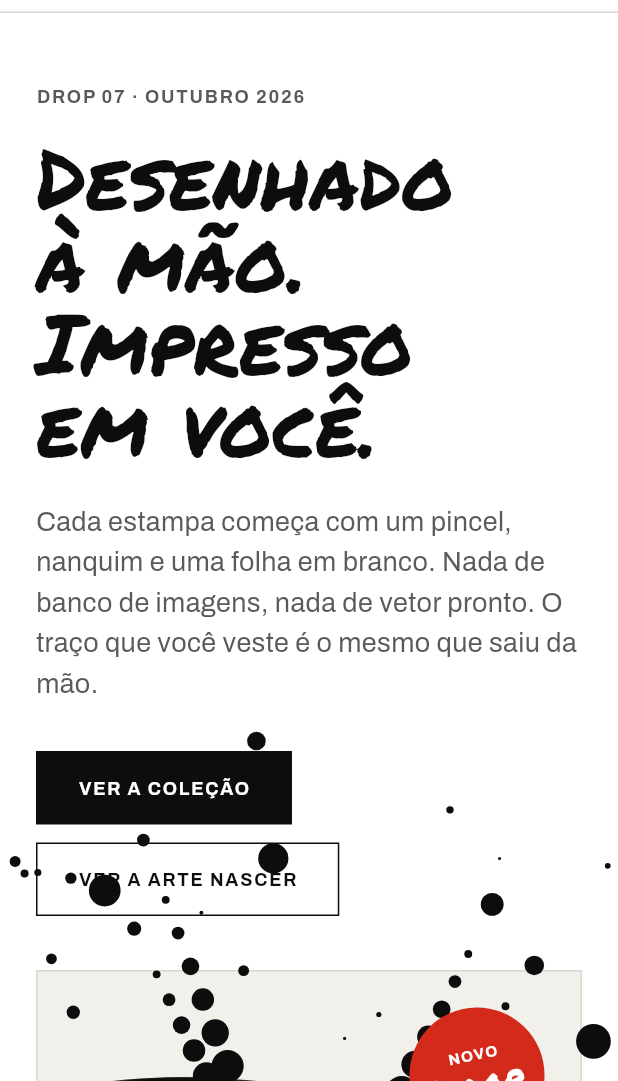
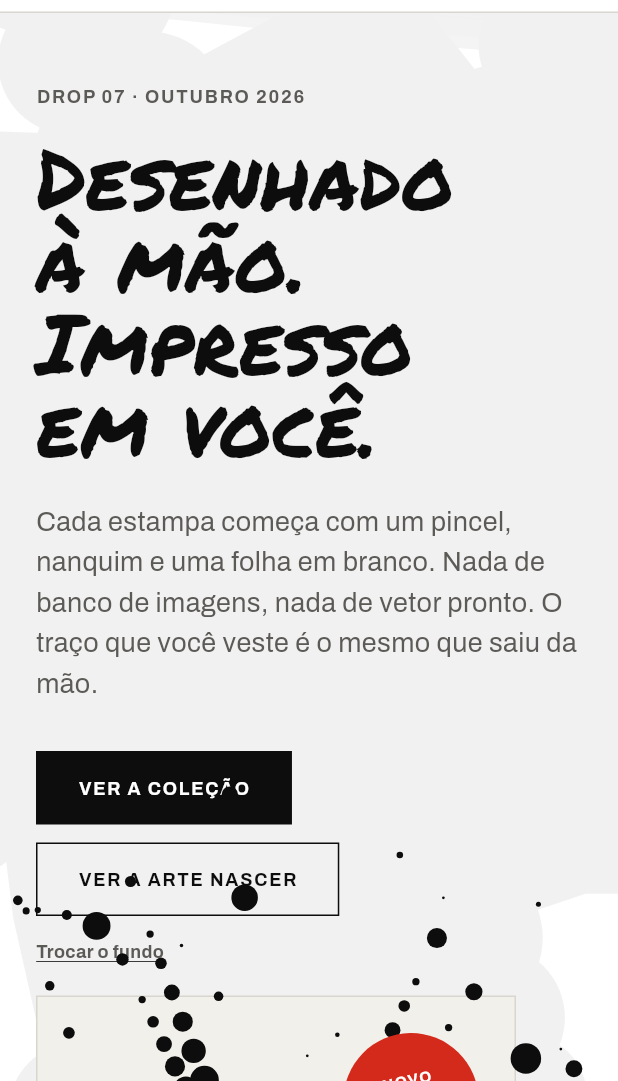
Before and after one commit to MaisUmMatheus/Licart, a Flutter app: the screen it shows after launch, on a phone screen of 412 x 824 dp, the part 155-1236 px from its top. Run offline on Flutter 3.47's test engine with Material 3 defaults, Android fonts, the phone set to English and light mode, and no system bars; our stand-ins replace cloud_firestore, file_picker, firebase_auth, firebase_core, google_fonts; accounts and stored records are empty; statements that could not run were skipped.

Commit message:
feat: add latestProduct getter and improve hero section with dynamic background

```diff
--- a/lib/providers/product_provider.dart
+++ b/lib/providers/product_provider.dart
@@ -12,6 +12,18 @@ class ProductProvider extends ChangeNotifier {
   bool _isLoading = true;
 
   List<Product> get products => _products;
+
+  /// A estampa mais recente cadastrada (pelo id, que é o horário de criação
+  /// em milissegundos), ou null se o catálogo estiver vazio.
+  Product? get latestProduct {
+    if (_products.isEmpty) return null;
+    final sorted = [..._products]
+      ..sort(
+        (a, b) => (int.tryParse(b.id) ?? 0).compareTo(int.tryParse(a.id) ?? 0),
+      );
+    return sorted.first;
+  }
+
   String get selectedCategory => _selectedCategory;
   String get searchQuery => _searchQuery;
   bool get isLoading => _isLoading;
@@ -31,15 +43,19 @@ class ProductProvider extends ChangeNotifier {
 
   List<Product> get filteredProducts {
     return _products.where((prod) {
-      final matchesCategory = _selectedCategory == 'Todas' ||
+      final matchesCategory =
+          _selectedCategory == 'Todas' ||
           prod.category.toLowerCase() == _selectedCategory.toLowerCase() ||
-          (prod.tag != null && prod.tag!.toLowerCase() == _selectedCategory.toLowerCase());
+          (prod.tag != null &&
+              prod.tag!.toLowerCase() == _selectedCategory.toLowerCase());
 
-      final matchesSearch = _searchQuery.isEmpty ||
+      final matchesSearch =
+          _searchQuery.isEmpty ||
           prod.name.toLowerCase().contains(_searchQuery.toLowerCase()) ||
           prod.description.toLowerCase().contains(_searchQuery.toLowerCase()) ||
           prod.category.toLowerCase().contains(_searchQuery.toLowerCase()) ||
-          (prod.tag != null && prod.tag!.toLowerCase().contains(_searchQuery.toLowerCase()));
+          (prod.tag != null &&
+              prod.tag!.toLowerCase().contains(_searchQuery.toLowerCase()));
 
       return matchesCategory && matchesSearch;
     }).toList();
@@ -58,7 +74,9 @@ class ProductProvider extends ChangeNotifier {
   void _listenToCatalog() {
     _collection.snapshots().listen(
       (snapshot) {
-        _products = snapshot.docs.map((doc) => Product.fromMap(doc.data())).toList();
+        _products = snapshot.docs
+            .map((doc) => Product.fromMap(doc.data()))
+            .toList();
         _isLoading = false;
         notifyListeners();
       },
--- a/lib/views/home_page.dart
+++ b/lib/views/home_page.dart
@@ -6,8 +6,10 @@ import '../providers/product_provider.dart';
 import '../theme/app_theme.dart';
 import '../widgets/ink_splatter_painter.dart';
 import '../widgets/product_card.dart';
+import '../widgets/product_image.dart';
 import '../widgets/store_header.dart';
 import 'cart_sheet.dart';
+import 'product_detail_dialog.dart';
 
 class HomePage extends StatefulWidget {
   const HomePage({super.key});
@@ -24,7 +26,7 @@ class _HomePageState extends State<HomePage> {
   final GlobalKey _processKey = GlobalKey();
   final GlobalKey _aboutKey = GlobalKey();
 
-  int _heroSeed = 20261005;
+  int _backgroundSeed = 20261005;
 
   final TextEditingController _newsletterController = TextEditingController();
   String _newsletterMessage = '';
@@ -51,9 +53,9 @@ class _HomePageState extends State<HomePage> {
     _scaffoldKey.currentState?.openEndDrawer();
   }
 
-  void _redrawHeroSplatter() {
+  void _redrawBackground() {
     setState(() {
-      _heroSeed = Random().nextInt(100000000);
+      _backgroundSeed = Random().nextInt(100000000);
     });
   }
 
@@ -91,7 +93,27 @@ class _HomePageState extends State<HomePage> {
         shape: RoundedRectangleBorder(borderRadius: BorderRadius.zero),
         child: CartSheet(),
       ),
-      body: productProvider.isLoading
+      body: Stack(
+        children: [
+          // Respingo de nanquim fixo no fundo da página inteira
+          Positioned.fill(
+            child: IgnorePointer(
+              child: Opacity(
+                opacity: 0.05,
+                child: CustomPaint(
+                  painter: InkSplatterPainter(
+                    seed: _backgroundSeed,
+                    sizeRatio: 0.9,
+                    customCenterY: 0.5,
+                    drawStroke: true,
+                    drawDrip: true,
+                  ),
+                ),
+              ),
+            ),
+          ),
+
+          productProvider.isLoading
               ? const Center(
                   child: CircularProgressIndicator(
                     color: AppTheme.tinta,
@@ -104,7 +126,7 @@ class _HomePageState extends State<HomePage> {
                     crossAxisAlignment: CrossAxisAlignment.stretch,
                     children: [
                       // 1. HERO SECTION
-                  _buildHeroSection(isDesktop),
+                      _buildHeroSection(isDesktop, productProvider),
 
                       // 2. TICKER STRIP (FITA INFINITA DE NANQUIM)
                       _buildTickerStrip(),
@@ -221,11 +243,13 @@ class _HomePageState extends State<HomePage> {
                     ],
                   ),
                 ),
+        ],
+      ),
     );
   }
 
   // 1. HERO SECTION
-  Widget _buildHeroSection(bool isDesktop) {
+  Widget _buildHeroSection(bool isDesktop, ProductProvider productProvider) {
     return Container(
       padding: const EdgeInsets.symmetric(horizontal: 24, vertical: 48),
       child: Center(
@@ -235,17 +259,29 @@ class _HomePageState extends State<HomePage> {
               ? Row(
                   crossAxisAlignment: CrossAxisAlignment.center,
                   children: [
-                    Expanded(flex: 11, child: _buildHeroText()),
-                    const SizedBox(width: 48),
-                    Expanded(flex: 10, child: _buildHeroArtCanvas()),
+                    Expanded(flex: 13, child: _buildHeroText()),
+                    const SizedBox(width: 20),
+                    Expanded(
+                      flex: 7,
+                      child: Align(
+                        alignment: Alignment.topRight,
+                        child: ConstrainedBox(
+                          constraints: const BoxConstraints(maxWidth: 360),
+                          child: _buildHeroArtCanvas(productProvider),
+                        ),
+                      ),
+                    ),
                   ],
                 )
               : Column(
                   crossAxisAlignment: CrossAxisAlignment.start,
                   children: [
                     _buildHeroText(),
-                    const SizedBox(height: 36),
-                    _buildHeroArtCanvas(),
+                    const SizedBox(height: 20),
+                    ConstrainedBox(
+                      constraints: const BoxConstraints(maxWidth: 320),
+                      child: _buildHeroArtCanvas(productProvider),
+                    ),
                   ],
                 ),
         ),
@@ -340,11 +376,32 @@ class _HomePageState extends State<HomePage> {
             ),
           ],
         ),
+        const SizedBox(height: 16),
+        MouseRegion(
+          cursor: SystemMouseCursors.click,
+          child: GestureDetector(
+            onTap: _redrawBackground,
+            child: Text(
+              'Trocar o fundo',
+              style: GoogleFonts.archivo(
+                fontSize: 12,
+                fontWeight: FontWeight.w700,
+                color: AppTheme.tintaSuave,
+                decoration: TextDecoration.underline,
+              ),
+            ),
+          ),
+        ),
       ],
     );
   }
 
-  Widget _buildHeroArtCanvas() {
+  Widget _buildHeroArtCanvas(ProductProvider productProvider) {
+    final latest = productProvider.latestProduct;
+
+    if (latest == null) {
+      // Sem nenhuma estampa cadastrada ainda: mantém o respingo de nanquim,
+      // que precisa de um tamanho fixo pra se desenhar.
       return AspectRatio(
         aspectRatio: 4 / 4.8,
         child: Container(
@@ -354,11 +411,10 @@ class _HomePageState extends State<HomePage> {
           ),
           child: Stack(
             children: [
-            // Pintura de Nanquim Dinâmica
               Positioned.fill(
                 child: CustomPaint(
                   painter: InkSplatterPainter(
-                  seed: _heroSeed,
+                    seed: _backgroundSeed,
                     sizeRatio: 0.28,
                     customCenterY: 0.48,
                     drawStroke: true,
@@ -366,9 +422,83 @@ class _HomePageState extends State<HomePage> {
                   ),
                 ),
               ),
+              _buildNovoDropBadge(),
+              Positioned(
+                left: 16,
+                right: 16,
+                bottom: 16,
+                child: Text(
+                  'Original · nanquim sobre papel 300g',
+                  style: GoogleFonts.archivo(
+                    fontSize: 12,
+                    color: AppTheme.tintaSuave,
+                  ),
+                ),
+              ),
+            ],
+          ),
+        ),
+      );
+    }
+
+    // Com uma estampa: mesmo bloco de tamanho fixo de sempre, só trocando
+    // o conteúdo pela foto do produto.
+    return AspectRatio(
+      aspectRatio: 4 / 4.8,
+      child: GestureDetector(
+        onTap: () => showDialog(
+          context: context,
+          builder: (_) => ProductDetailDialog(product: latest),
+        ),
+        child: Container(
+          decoration: BoxDecoration(
+            color: AppTheme.papel2,
+            border: Border.all(color: AppTheme.linha, width: 1),
+          ),
+          child: Stack(
+            children: [
+              Positioned.fill(child: ProductImage(imageUrl: latest.imageUrl)),
+              _buildNovoDropBadge(),
+              Positioned(
+                left: 16,
+                right: 16,
+                bottom: 16,
+                child: Row(
+                  mainAxisAlignment: MainAxisAlignment.spaceBetween,
+                  children: [
+                    Expanded(
+                      child: Text(
+                        latest.name,
+                        overflow: TextOverflow.ellipsis,
+                        style: GoogleFonts.archivo(
+                          fontSize: 12,
+                          fontWeight: FontWeight.w700,
+                          color: AppTheme.tintaSuave,
+                        ),
+                      ),
+                    ),
+                    Text(
+                      'Ver estampa',
+                      style: GoogleFonts.archivo(
+                        fontSize: 12,
+                        fontWeight: FontWeight.w700,
+                        color: AppTheme.tinta,
+                        decoration: TextDecoration.underline,
+                      ),
+                    ),
+                  ],
+                ),
+              ),
+            ],
+          ),
+        ),
+      ),
+    );
+  }
 
   // Carimbo "Novo Drop" em vermelho com rotação -12 graus
-            Positioned(
+  Widget _buildNovoDropBadge() {
+    return Positioned(
       top: 24,
       right: 24,
       child: Transform.rotate(
@@ -404,44 +534,6 @@ class _HomePageState extends State<HomePage> {
               ],
             ),
           ),
-                ),
-              ),
-            ),
-
-            // Rodapé do Canvas com botão "Respingar de novo"
-            Positioned(
-              left: 16,
-              right: 16,
-              bottom: 16,
-              child: Row(
-                mainAxisAlignment: MainAxisAlignment.spaceBetween,
-                children: [
-                  Text(
-                    'Original · nanquim sobre papel 300g',
-                    style: GoogleFonts.archivo(
-                      fontSize: 12,
-                      color: AppTheme.tintaSuave,
-                    ),
-                  ),
-                  MouseRegion(
-                    cursor: SystemMouseCursors.click,
-                    child: GestureDetector(
-                      onTap: _redrawHeroSplatter,
-                      child: Text(
-                        'Respingar de novo',
-                        style: GoogleFonts.archivo(
-                          fontSize: 12,
-                          fontWeight: FontWeight.w700,
-                          color: AppTheme.tinta,
-                          decoration: TextDecoration.underline,
-                        ),
-                      ),
-                    ),
-                  ),
-                ],
-              ),
-            ),
-          ],
         ),
       ),
     );
```
Lines whose indentation alone changed are shown as unchanged.
